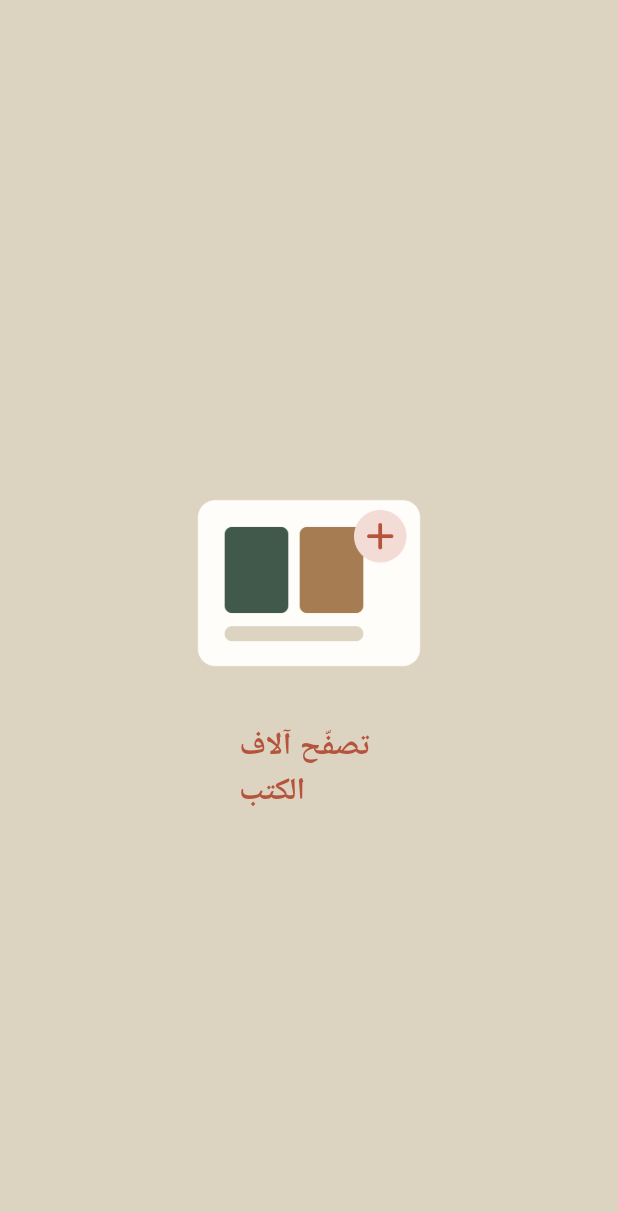
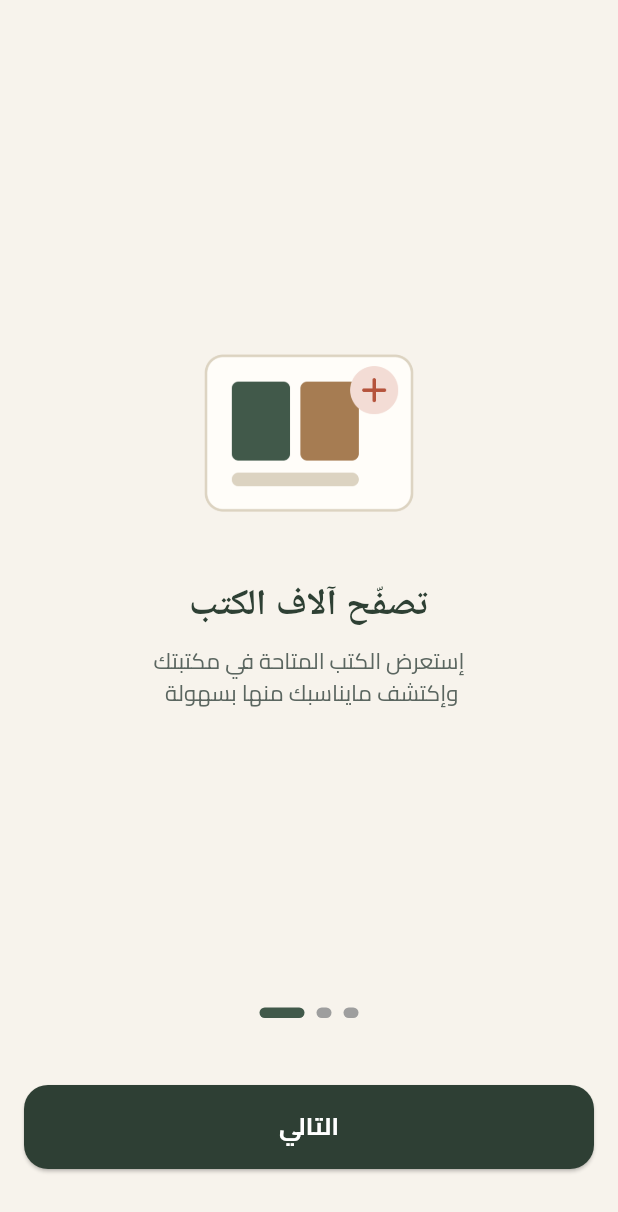
Before and after one commit to Karam-Salama/CityLibrary, a Flutter app: the screen it shows after launch, on a phone screen of 412 x 824 dp. Shown: the top 1212 px of the screen. Run offline on Flutter 3.47's test engine with Material 3 defaults, Android fonts, the phone set to English and light mode, and no system bars; drawn by our look-alikes of smooth_page_indicator; our stand-ins replace flutter_screenutil, flutter_svg.

Commit message:
- added depenancy smooth page indicator - finish onboarding ui

```diff
--- /dev/null
+++ b/devtools_options.yaml
@@ -0,0 +1,3 @@
+description: This file stores settings for Dart & Flutter DevTools.
+documentation: https://docs.flutter.dev/tools/devtools/extensions#configure-extension-enablement-states
+extensions:
--- a/lib/core/theme/colors.dart
+++ b/lib/core/theme/colors.dart
@@ -14,6 +14,9 @@ class AppColors {
 
   /// نسخة أفتح من اللون الأساسي — أغلفة كتب، عناصر ثانوية (--green-soft)
   static const primaryColorSoft = Color(0xFF41594A);
+
+  /// اللون الثانوي / المميز — تسميات، تفاصيل، إشعارات خفيفة (--brass)
+  static const backgroundButtonColor = Color(0xFF2E3F34);
 
   /// اللون الثانوي / المميز — تسميات، تفاصيل، إشعارات خفيفة (--brass)
   static const secondaryColor = Color(0xFFA67C52);
@@ -65,5 +68,5 @@ class AppColors {
 
   // ==================== ألوان الحدود والفواصل ====================
   /// لون الحدود والخطوط الفاصلة (--line)
-  static const backGroundApp = Color(0xFFDCD3C1);
+  static const backGroundApp = Color(0xFFF7F3EC); // F7F3EC
 }
--- a/lib/core/theme/strings.dart
+++ b/lib/core/theme/strings.dart
@@ -1,9 +1,5 @@
-/// نصوص التطبيق الثابتة (بالعربي)
-///
-/// كل النصوص اللي بتظهر في الواجهات، مقسّمة حسب الشاشة/القسم
-/// عشان لو أي نص اتغيّر يتغيّر من مكان واحد بس.
 class AppStrings {
-  AppStrings._(); // يمنع عمل instance من الكلاس
+  AppStrings._();
 
   // ==================== عام (Common) ====================
   static const String appName = 'رَفّ';
@@ -25,17 +21,17 @@ class AppStrings {
   static const String splashSubtitle = appTagline;
 
   // ==================== التعريفية (Onboarding) ====================
-  static const String onboarding1Title = 'تصفّح آلاف \nالكتب';
+  static const String onboarding1Title = 'تصفّح آلاف الكتب';
   static const String onboarding1Body =
-      'ابحث عن أي كتاب في شبكة الفروع بالكامل، واعرف فورًا إن كان متاحًا أم لا.';
+      'إستعرض الكتب المتاحة في مكتبتك\n وإكتشف مايناسبك منها بسهولة';
 
   static const String onboarding2Title = 'إعارة وإرجاع بضغطة';
   static const String onboarding2Body =
-      'امسح باركود النسخة، واختر العضو، وسجّل الإعارة أو الإرجاع في ثوانٍ.';
+      'إمسح باركور النسخة وإختر العضو \n وسجل الإعارة أو الإرحاع فى ثوانى';
 
   static const String onboarding3Title = 'تابع غراماتك بوضوح';
   static const String onboarding3Body =
-      'إشعارات قبل موعد الاستحقاق، وسجل واضح لأي غرامات مستحقة أو مدفوعة.';
+      'إشعارات قبل موعد الإستحقاق وسجل واضح \n لكل الغرامات المستحقة والمدفوعة';
 
   // ==================== تسجيل الدخول (Login) ====================
   static const String loginSubtitle = 'سجّل دخولك لمتابعة عملك';
--- a/lib/features/onboarding/presentation/screens/onboarding_screen.dart
+++ b/lib/features/onboarding/presentation/screens/onboarding_screen.dart
@@ -1,33 +1,16 @@
-import 'package:citylibrary/core/theme/strings.dart';
 import 'package:flutter/material.dart';
 
-import '../../../../core/theme/assets.dart';
 import '../../../../core/theme/colors.dart';
-import '../../../../core/theme/style.dart';
+import '../widgets/onboarding_screen_body.dart';
 
 class OnboardingScreen extends StatelessWidget {
   const OnboardingScreen({super.key});
 
   @override
   Widget build(BuildContext context) {
-    return Scaffold(
+    return const Scaffold(
       backgroundColor: AppColors.backGroundApp,
-      body: Center(
-        child: Column(
-          mainAxisSize: MainAxisSize.min,
-          children: [
-            Image.asset(
-              Assets.assetsImagesOnBoarding1,
-              width: 200,
-              height: 200,
-            ),
-            Text(
-              AppStrings.onboarding1Title,
-              style: TextStyles.lora700dangerColor18,
-            ),
-          ],
-        ),
-      ),
+      body: OnboardingScreenBody(),
     );
   }
 }
--- /dev/null
+++ b/lib/features/onboarding/presentation/widgets/custom_get_started_button.dart
@@ -0,0 +1,39 @@
+import 'package:flutter/material.dart';
+
+import '../../../../core/theme/colors.dart';
+import '../../../../core/theme/strings.dart';
+import '../../../../core/theme/style.dart';
+import '../../../../core/widgets/custom_btn.dart';
+
+class GetButtons extends StatelessWidget {
+  const GetButtons({
+    super.key,
+    required this.currentPage,
+    required this.controller,
+  });
+  final int currentPage;
+  final PageController controller;
+
+  @override
+  Widget build(BuildContext context) {
+    final isLast = currentPage == 2;
+    return CustomButton(
+      padding: 16,
+      style: TextStyles.cairo700inkColor14.copyWith(color: AppColors.white),
+      backGroundColor: AppColors.backgroundButtonColor,
+      mainAxisAlignment: MainAxisAlignment.center,
+      text: isLast ? AppStrings.start : AppStrings.next,
+      onPressed: () {
+        if (isLast) {
+          // onBoardingVisited();
+          // customReplacementNavigate(context, '/signUp');
+        } else {
+          controller.nextPage(
+            duration: const Duration(milliseconds: 300),
+            curve: Curves.easeInOut,
+          );
+        }
+      },
+    );
+  }
+}
--- /dev/null
+++ b/lib/features/onboarding/presentation/widgets/custom_page_view_item.dart
@@ -0,0 +1,34 @@
+import 'package:flutter/material.dart';
+import 'package:flutter_screenutil/flutter_screenutil.dart';
+
+import '../../../../core/theme/style.dart';
+
+class CustomPageViewItem extends StatelessWidget {
+  const CustomPageViewItem({
+    super.key,
+    required this.imagePath,
+    required this.title,
+    required this.description,
+  });
+  final String imagePath;
+  final String title;
+  final String description;
+
+  @override
+  Widget build(BuildContext context) {
+    return Column(
+      mainAxisAlignment: MainAxisAlignment.center,
+      children: [
+        Image.asset(imagePath, width: 160.w, height: 140.h),
+        SizedBox(height: 16.h),
+        Text(title, style: TextStyles.lora700primaryColor21),
+        SizedBox(height: 8.h),
+        Text(
+          description,
+          style: TextStyles.cairo400inkSoftColor13,
+          textAlign: TextAlign.center,
+        ),
+      ],
+    );
+  }
+}
--- /dev/null
+++ b/lib/features/onboarding/presentation/widgets/custom_smooth_page_indicator.dart
@@ -0,0 +1,33 @@
+import 'package:flutter/material.dart';
+import 'package:smooth_page_indicator/smooth_page_indicator.dart';
+
+import '../../../../core/theme/colors.dart';
+
+class CustomSmoothPageIndicator extends StatelessWidget {
+  const CustomSmoothPageIndicator({
+    super.key,
+    required this.controller,
+  });
+
+  final PageController controller;
+
+  @override
+  Widget build(BuildContext context) {
+    return SmoothPageIndicator(
+      controller: controller,
+      count: 3,
+      effect: const ExpandingDotsEffect(
+        dotHeight: 7,
+        dotWidth: 10,
+        activeDotColor: AppColors.primaryColorSoft,
+      ),
+      onDotClicked: (index) {
+        controller.animateToPage(
+          index,
+          duration: const Duration(milliseconds: 300),
+          curve: Curves.easeInOut,
+        );
+      },
+    );
+  }
+}
--- /dev/null
+++ b/lib/features/onboarding/presentation/widgets/onboarding_screen_body.dart
@@ -0,0 +1,66 @@
+import 'package:citylibrary/core/theme/strings.dart';
+import 'package:flutter/material.dart';
+import 'package:flutter_screenutil/flutter_screenutil.dart';
+
+import '../../../../core/theme/assets.dart';
+import 'custom_get_started_button.dart';
+import 'custom_page_view_item.dart';
+import 'custom_smooth_page_indicator.dart';
+
+class OnboardingScreenBody extends StatefulWidget {
+  const OnboardingScreenBody({super.key});
+
+  @override
+  State<OnboardingScreenBody> createState() => _OnboardingScreenBodyState();
+}
+
+class _OnboardingScreenBodyState extends State<OnboardingScreenBody> {
+  final PageController _controller = PageController();
+  int _currentPage = 0;
+
+  @override
+  void dispose() {
+    _controller.dispose();
+    super.dispose();
+  }
+
+  @override
+  Widget build(BuildContext context) {
+    return SafeArea(
+      child: Column(
+        children: [
+          Expanded(
+            child: PageView(
+              controller: _controller,
+              onPageChanged: (i) => setState(() => _currentPage = i),
+              children: const [
+                CustomPageViewItem(
+                  imagePath: Assets.assetsImagesOnBoarding1,
+                  title: AppStrings.onboarding1Title,
+                  description: AppStrings.onboarding1Body,
+                ),
+                CustomPageViewItem(
+                  imagePath: Assets.assetsImagesOnBoarding2,
+                  title: AppStrings.onboarding2Title,
+                  description: AppStrings.onboarding2Body,
+                ),
+                CustomPageViewItem(
+                  imagePath: Assets.assetsImagesOnBoarding3,
+                  title: AppStrings.onboarding3Title,
+                  description: AppStrings.onboarding3Body,
+                ),
+              ],
+            ),
+          ),
+          CustomSmoothPageIndicator(controller: _controller),
+          SizedBox(height: 24.h),
+          GetButtons(
+            currentPage: _currentPage,
+            controller: _controller,
+          ),
+          SizedBox(height: 24.h),
+        ],
+      ),
+    );
+  }
+}
--- a/pubspec.yaml
+++ b/pubspec.yaml
@@ -32,6 +32,7 @@ dependencies:
   modal_progress_hud_nsn: ^0.5.0
   # dependency for comparison between two objects
   equatable: ^2.0.5
+  smooth_page_indicator: 1.2.1
 
   # firebase dependencies
   # firebase_core: ^3.6.0
```
Also changed, not shown: pubspec.lock, 1 other file.
